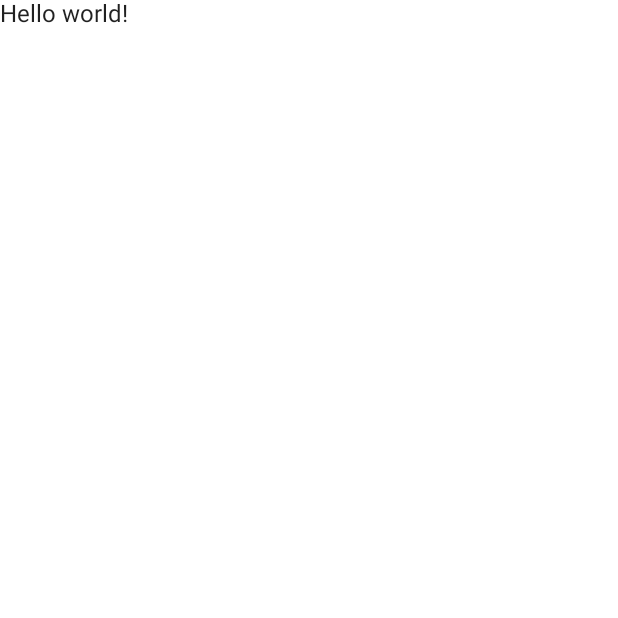
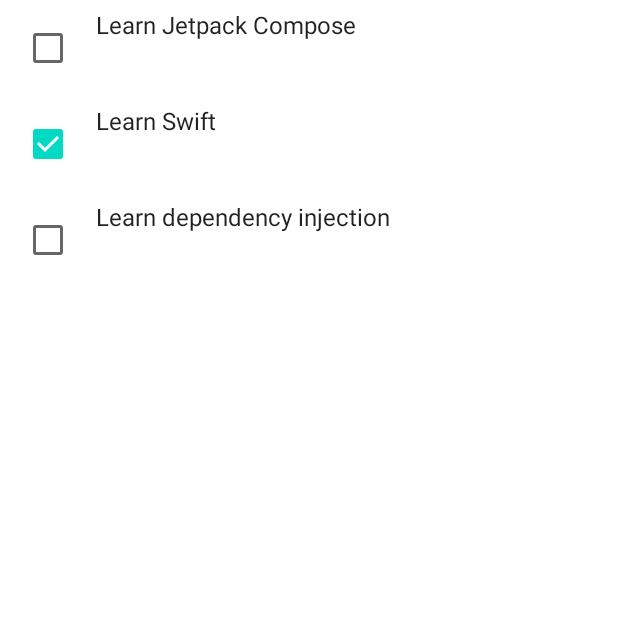
Before and after one commit to hernaezanthony/jetpack_compose_playground, an Android app built with Jetpack Compose: the screen it shows after launch (MainActivity), on a phone screen of 412 x 824 dp, the top half of it. Before the commit the part shown is almost empty. Run offline under Robolectric (Android 15) with nearby library versions, the phone set to English and light mode, and no system bars.

```diff
--- a/app/src/main/java/com/ahernaez/jetpackcomposeplayground/MainActivity.kt
+++ b/app/src/main/java/com/ahernaez/jetpackcomposeplayground/MainActivity.kt
@@ -4,6 +4,8 @@ import android.os.Bundle
 import androidx.activity.ComponentActivity
 import androidx.activity.compose.setContent
 import androidx.compose.foundation.layout.*
+import androidx.compose.foundation.lazy.LazyColumn
+import androidx.compose.foundation.lazy.items
 import androidx.compose.material.Checkbox
 import androidx.compose.material.MaterialTheme
 import androidx.compose.material.Surface
@@ -14,6 +16,7 @@ import androidx.compose.runtime.remember
 import androidx.compose.ui.Modifier
 import androidx.compose.ui.tooling.preview.Preview
 import androidx.compose.ui.unit.dp
+import com.ahernaez.jetpackcomposeplayground.models.Todo
 import com.ahernaez.jetpackcomposeplayground.ui.theme.JetpackComposePlaygroundTheme
 
 class MainActivity : ComponentActivity() {
@@ -26,23 +29,50 @@ class MainActivity : ComponentActivity() {
                     modifier = Modifier.fillMaxSize(),
                     color = MaterialTheme.colors.background
                 ) {
-                    Greeting(name = "world")
+
+                    val todoList = arrayListOf(
+                        Todo("Learn Jetpack Compose", false),
+                        Todo("Learn Swift", true),
+                        Todo("Learn dependency injection", false)
+                    )
+
+                    TodoList(todoItems = todoList)
                 }
             }
         }
     }
 }
 
+
 @Composable
-fun Greeting(name: String) {
-    Text(text = "Hello $name!")
+fun TodoList(todoItems : ArrayList<Todo>){
+
+    LazyColumn{
+        items(todoItems){ todo ->
+            TodoCard(todo = todo.name, isChecked = todo.isDone)
+        }
+    }
+
 }
 
+@Composable
+fun TodoCard(todo: String, isChecked: Boolean){
+
+    Row(modifier = Modifier.padding(all = 8.dp)){
+        val checkedState = remember { mutableStateOf(isChecked) }
+        Checkbox(checked = checkedState.value, onCheckedChange = {checkedState.value = it})
+
+        Spacer(modifier = Modifier.width(8.dp))
+
+        Text(text = todo)
+    }
+
+}
 
 @Preview(showBackground = true)
 @Composable
 fun DefaultPreview() {
     JetpackComposePlaygroundTheme {
-        Greeting("Android")
+        TodoCard(todo = "Learn Jetpack Compose", isChecked = false)
     }
 }
--- /dev/null
+++ b/app/src/main/java/com/ahernaez/jetpackcomposeplayground/models/Todo.kt
@@ -0,0 +1,6 @@
+package com.ahernaez.jetpackcomposeplayground.models
+
+data class Todo(
+    var name: String,
+    var isDone: Boolean
+)
```
